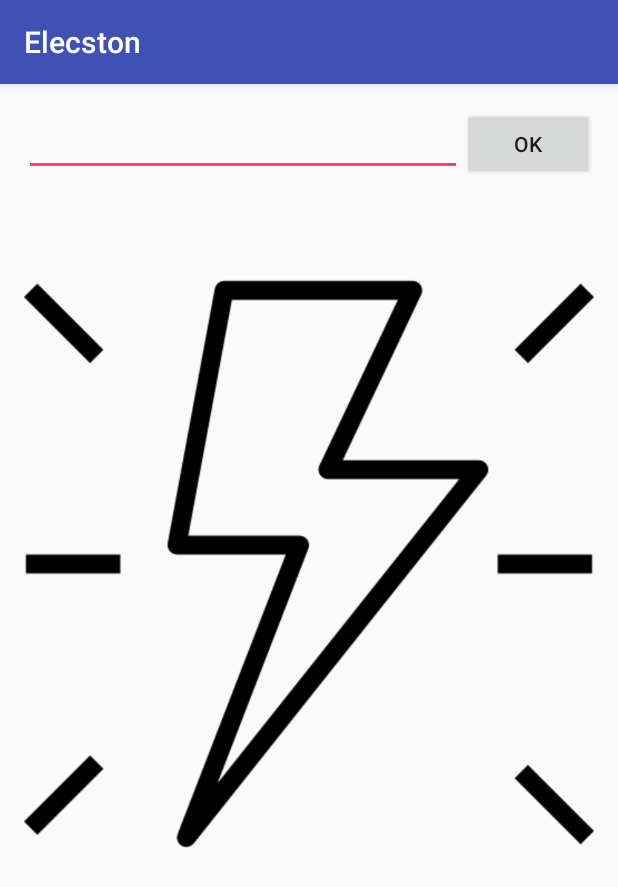
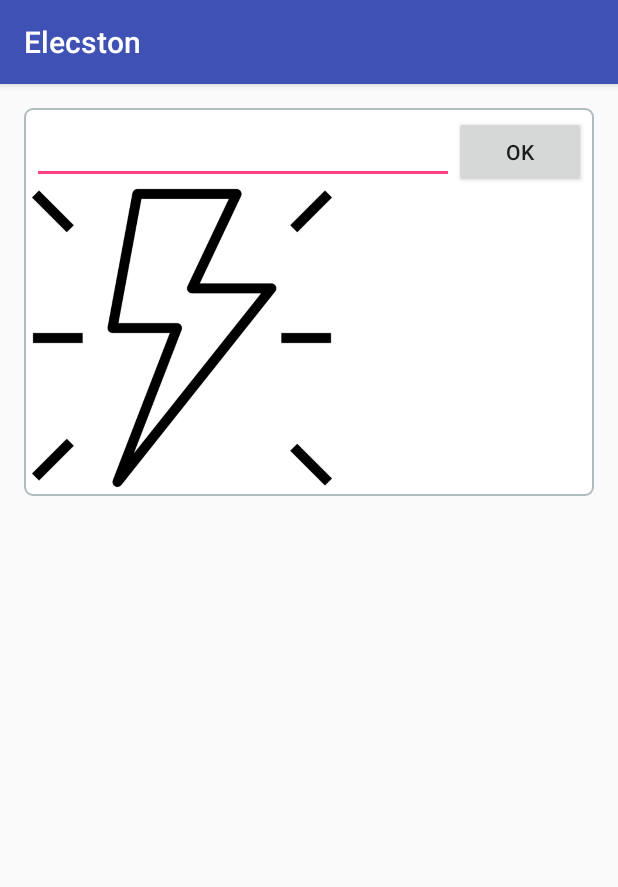
Before and after one commit to Hwangminju/Elecston, an Android app: the MainActivity screen opened directly, with no data from a screen before it, on a phone screen of 412 x 824 dp. Shown: the top 887 px of the screen. Run offline under Robolectric (Android 15) with nearby library versions, the phone set to English and light mode, and no system bars.

Commit message:
Commit 0808

```diff
--- a/app/src/main/AndroidManifest.xml
+++ b/app/src/main/AndroidManifest.xml
@@ -9,7 +9,7 @@
 
     <application
         android:allowBackup="true"
-        android:icon="@mipmap/ic_launcher"
+        android:icon="@mipmap/lightning_empty"
         android:label="@string/app_name"
         android:roundIcon="@mipmap/ic_launcher_round"
         android:supportsRtl="true"
--- a/app/src/main/java/com/example/mjhwa/elecston/views/StartActivity.java
+++ b/app/src/main/java/com/example/mjhwa/elecston/views/StartActivity.java
@@ -1,5 +1,6 @@
 package com.example.mjhwa.elecston.views;
 
+import android.content.Context;
 import android.content.Intent;
 import android.os.Handler;
 import android.support.v7.app.AppCompatActivity;
--- /dev/null
+++ b/app/src/main/res/drawable/shape_line.xml
@@ -0,0 +1,22 @@
+<?xml version="1.0" encoding="utf-8"?>
+<?xml version="1.0" encoding="utf-8"?>
+<shape xmlns:android="http://schemas.android.com/apk/res/android"
+    android:shape="rectangle" >
+
+    <!-- View background color -->
+    <solid
+        android:color="@color/background_color" >
+    </solid>
+
+    <!-- View border color and width -->
+    <stroke
+        android:width="1dp"
+        android:color="@color/border_color" >
+    </stroke>
+
+    <!-- The radius makes the corners rounded -->
+    <corners
+        android:radius="5dp"   >
+    </corners>
+
+</shape>
--- a/app/src/main/res/layout/activity_main.xml
+++ b/app/src/main/res/layout/activity_main.xml
@@ -11,6 +11,12 @@
     android:orientation="vertical"
     tools:context=".views.MainActivity">
 
+    <LinearLayout
+        android:layout_width="match_parent"
+        android:layout_height="wrap_content"
+        android:orientation="vertical"
+        android:background="@drawable/shape_line"
+        android:padding="5dp">
         <LinearLayout
             android:layout_width="match_parent"
             android:layout_height="wrap_content"
@@ -34,20 +40,20 @@
 
         <FrameLayout
             android:layout_width="wrap_content"
-        android:layout_height="wrap_content"
-        android:layout_gravity="center">
+            android:layout_height="wrap_content">
 
             <ImageView
                 android:id="@+id/imageView2"
-            android:layout_width="match_parent"
-            android:layout_height="match_parent"
+                android:layout_width="200dp"
+                android:layout_height="200dp"
                 android:src="@drawable/lightning_empty" />
 
             <ImageView
                 android:id="@+id/imageView1"
-            android:layout_width="wrap_content"
-            android:layout_height="wrap_content"
+                android:layout_width="200dp"
+                android:layout_height="200dp"
                 android:src="@drawable/clip_source" />
 
         </FrameLayout>
     </LinearLayout>
+</LinearLayout>
--- a/app/src/main/res/values/colors.xml
+++ b/app/src/main/res/values/colors.xml
@@ -3,4 +3,7 @@
     <color name="colorPrimary">#3F51B5</color>
     <color name="colorPrimaryDark">#303F9F</color>
     <color name="colorAccent">#FF4081</color>
+    <color name="background_color">#FFFFFF</color>
+    <color name="border_color">#B1BCBE</color>
+
 </resources>
```
Also changed, not shown: app/src/main/res/drawable/rounded_background.xml (added, +13 -0 lines), app/src/main/res/mipmap-mdpi/lightning_empty.png (added). Lines whose indentation alone changed are shown as unchanged.
